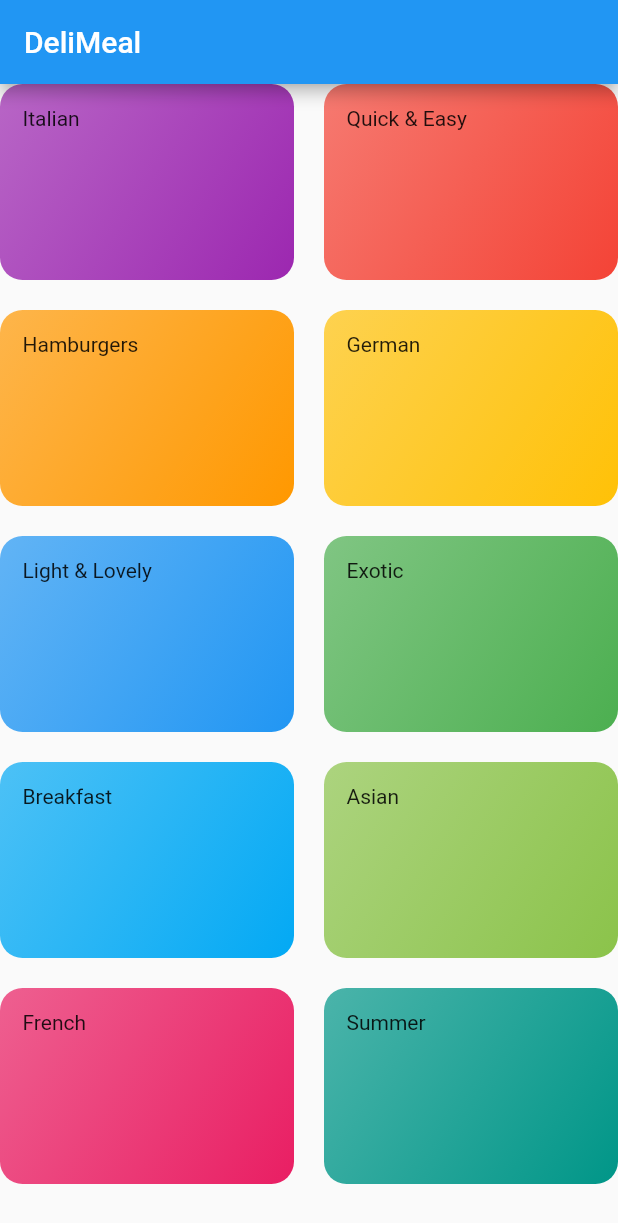
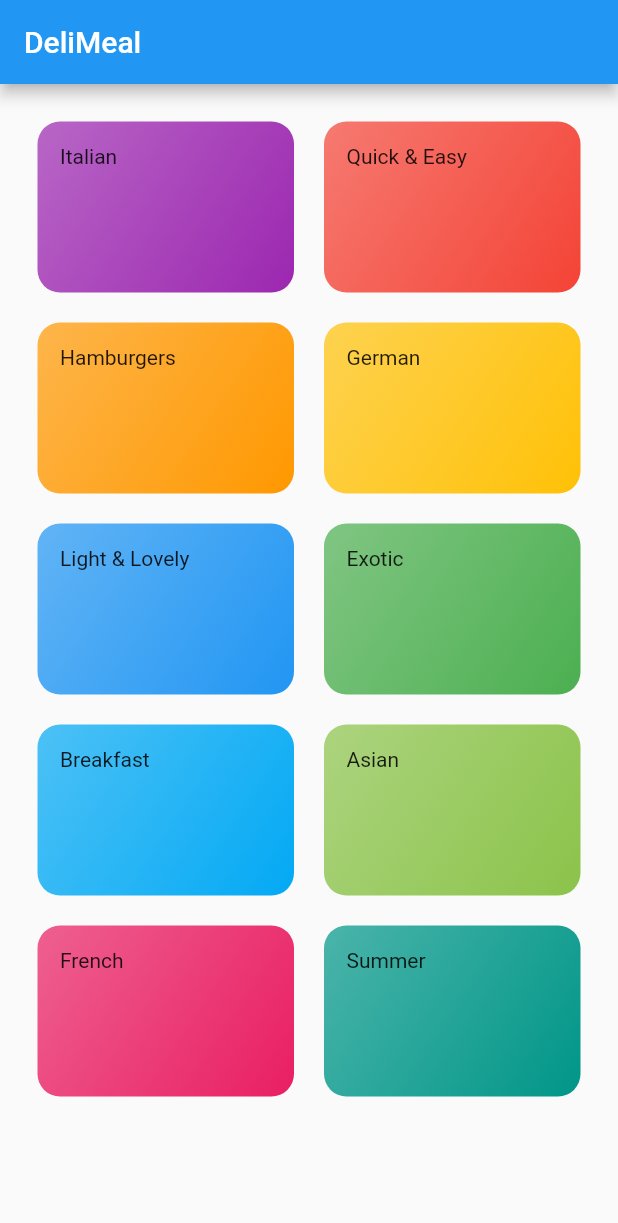
Before and after one commit to kartiklut/Meals-Application, a Flutter app: the screen it shows after launch, on a phone screen of 412 x 824 dp. Shown: the top 1223 px of the screen. Run offline on Flutter 3.47's test engine with Material 2 defaults, Android fonts, the phone set to English and light mode, and no system bars.

Commit message:
Adding Navigation and Screens

```diff
--- a/lib/categories_screen.dart
+++ b/lib/categories_screen.dart
@@ -1,8 +1,10 @@
 import 'package:flutter/material.dart';
+import './category_meals_screen.dart';
 import './category_items.dart';
 import './dummy_data.dart';
 
 class CategoryScreen extends StatelessWidget {
+
   @override
   Widget build(BuildContext context) {
     return Scaffold(
@@ -10,9 +12,12 @@ class CategoryScreen extends StatelessWidget {
         title: const Text('DeliMeal'),
       ),
       body: GridView(
+          padding: const EdgeInsets.all(25),
           children: DUMMY_CATEGORIES
               .map(
-              (catData) => CategoryItem(
+                (catData) =>
+                CategoryItem(
+                  catData.id,
                   catData.title,
                   catData.color,
                 ),
--- a/lib/category_items.dart
+++ b/lib/category_items.dart
@@ -1,14 +1,29 @@
 import 'package:flutter/material.dart';
+import './category_meals_screen.dart';
 
 class CategoryItem extends StatelessWidget {
   final String title;
   final Color color;
+final String id;
+  CategoryItem(this.id,this.title, this.color);
 
-  CategoryItem(this.title, this.color);
+  void categorySelect(BuildContext ctx) {
+    Navigator.of(ctx).push(
+      MaterialPageRoute(
+        builder: (_) {
+          return CategoryMealsScreen(id,title,color);
+        },
+      ),
+    );
+  }
 
   @override
   Widget build(BuildContext context) {
-    return Container(
+    return InkWell(
+        onTap: () => categorySelect(context),
+        splashColor: Theme.of(context).primaryColor,
+        borderRadius: BorderRadius.circular(15),
+        child: Container(
           padding: const EdgeInsets.all(15),
           child: Text(title),
           decoration: BoxDecoration(
@@ -22,6 +37,6 @@ class CategoryItem extends StatelessWidget {
             ),
             borderRadius: BorderRadius.circular(15),
           ),
-    );
+        ));
   }
 }
```
Also changed, not shown: lib/category_meals_screen.dart (added, +22 -0 lines). Lines whose indentation alone changed are shown as unchanged.
